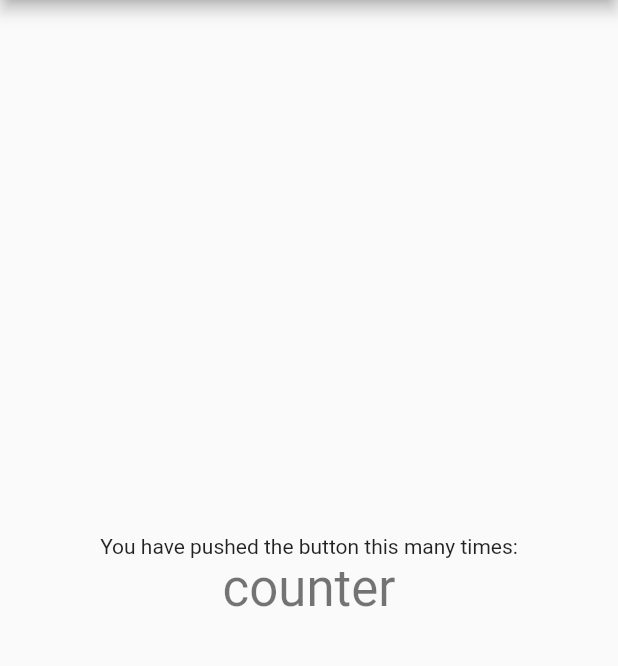
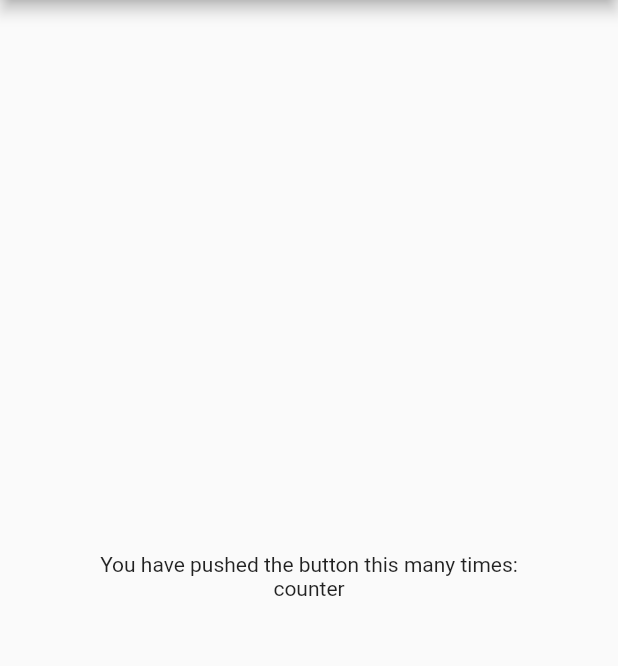
Before and after one commit to archrave/Great-Places, a Flutter app: the screen it shows after launch, on a phone screen of 412 x 824 dp, the part 84-750 px from its top. Run offline on Flutter 3.47's test engine with Material 2 defaults, Android fonts, the phone set to English and light mode, and no system bars.

Commit message:
Updated sdk version

```diff
--- a/lib/main.dart
+++ b/lib/main.dart
@@ -28,13 +28,12 @@ class MyHomePage extends StatelessWidget {
       body: Center(
         child: Column(
           mainAxisAlignment: MainAxisAlignment.center,
-          children: <Widget>[
+          children: [
             Text(
               'You have pushed the button this many times:',
             ),
             Text(
               'counter',
-              style: Theme.of(context).textTheme.headline4,
             ),
           ],
         ),
--- a/pubspec.yaml
+++ b/pubspec.yaml
@@ -18,7 +18,7 @@ publish_to: 'none' # Remove this line if you wish to publish to pub.dev
 version: 1.0.0+1
 
 environment:
-  sdk: ">=2.12.0 <3.0.0"
+  sdk: ">=2.11.0 <3.0.0"
 
 dependencies:
   flutter:
```
